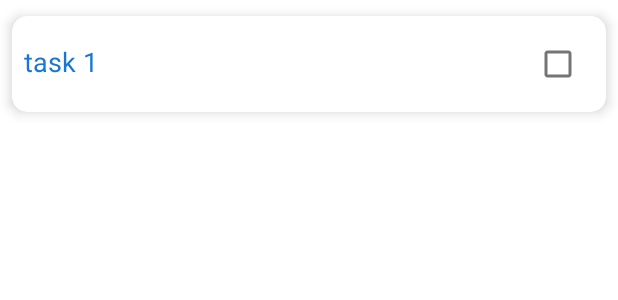
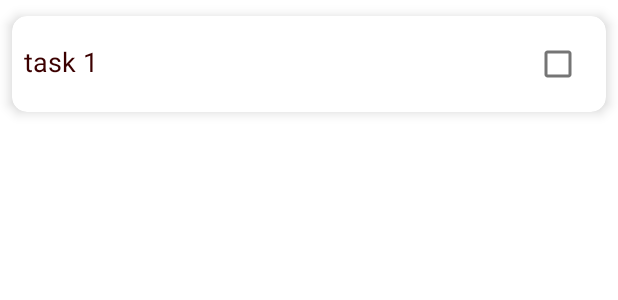
Before and after one commit to mysterious588/Life-Assistant, an Android app: the layout progressive_task.xml on its own in the app's theme, with its tools: preview values and no code run, on a phone screen of 412 x 824 dp. Shown: the top 300 px of the screen. Run offline under Robolectric (Android 15) with nearby library versions, the phone set to English and light mode, and no system bars.

Commit message:
update colors

```diff
--- a/app/src/main/res/values/colors.xml
+++ b/app/src/main/res/values/colors.xml
@@ -1,8 +1,8 @@
 <?xml version="1.0" encoding="utf-8"?>
 <resources>
-    <color name="colorPrimary">#2196F3</color>
-    <color name="colorPrimaryDark">#1976D2</color>
-    <color name="colorAccent">#03A9F4</color>
+    <color name="colorPrimary">#660000</color>
+    <color name="colorPrimaryDark">#3c0000</color>
+    <color name="colorAccent">#9a362a</color>
 
     <color name="colorText">#FFFFFF</color>
     <color name="colorPrimaryText">#212121</color>
```
